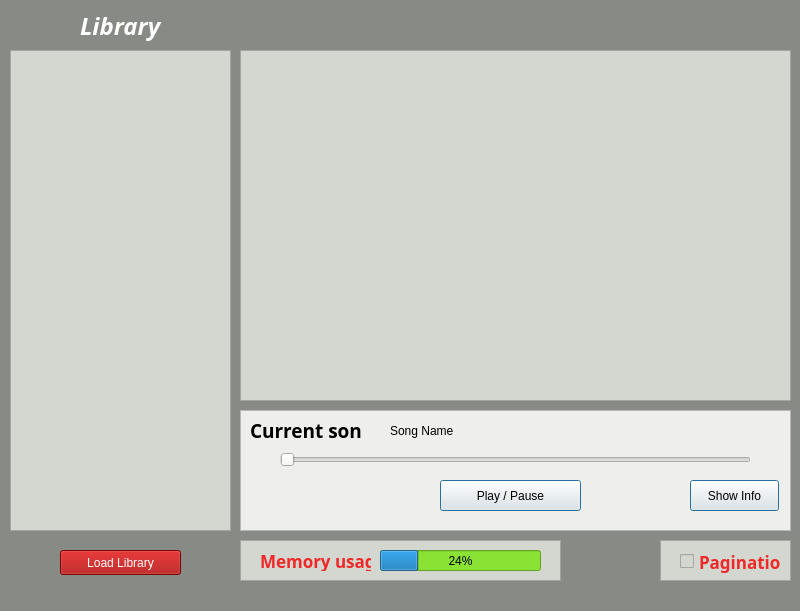
mjcarranza/Odissey-Radio, file odisseyradioplayer.ui: the form before one commit.
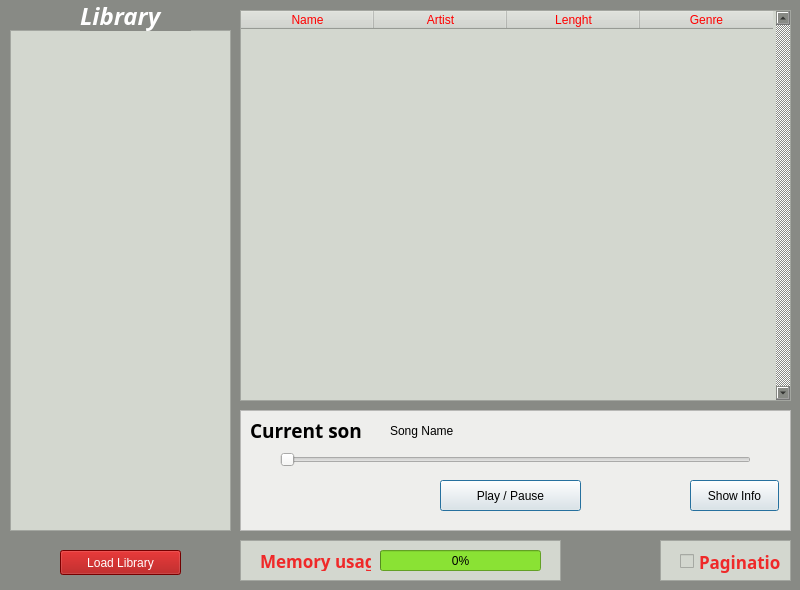
The form after the commit.

```diff
--- a/odisseyradioplayer.ui
+++ b/odisseyradioplayer.ui
@@ -7,7 +7,7 @@
     <x>0</x>
     <y>0</y>
     <width>800</width>
-    <height>611</height>
+    <height>590</height>
    </rect>
   </property>
   <property name="windowTitle">
@@ -21,14 +21,17 @@
     <property name="geometry">
      <rect>
       <x>10</x>
-      <y>50</y>
+      <y>30</y>
       <width>221</width>
-      <height>481</height>
+      <height>501</height>
      </rect>
     </property>
     <property name="styleSheet">
      <string notr="true">background-color: rgb(211, 215, 207);</string>
     </property>
+    <property name="frameShape">
+     <enum>QFrame::StyledPanel</enum>
+    </property>
     <property name="widgetResizable">
      <bool>true</bool>
     </property>
@@ -38,7 +41,7 @@
        <x>0</x>
        <y>0</y>
        <width>219</width>
-       <height>479</height>
+       <height>499</height>
       </rect>
      </property>
     </widget>
@@ -47,7 +50,7 @@
     <property name="geometry">
      <rect>
       <x>80</x>
-      <y>10</y>
+      <y>0</y>
       <width>111</width>
       <height>31</height>
      </rect>
@@ -88,32 +91,6 @@
      <string>Load Library</string>
     </property>
    </widget>
-   <widget class="QScrollArea" name="MusicScrollArea">
-    <property name="geometry">
-     <rect>
-      <x>240</x>
-      <y>50</y>
-      <width>551</width>
-      <height>351</height>
-     </rect>
-    </property>
-    <property name="styleSheet">
-     <string notr="true">background-color: rgb(211, 215, 207);</string>
-    </property>
-    <property name="widgetResizable">
-     <bool>true</bool>
-    </property>
-    <widget class="QWidget" name="scrollAreaWidgetContents_2">
-     <property name="geometry">
-      <rect>
-       <x>0</x>
-       <y>0</y>
-       <width>549</width>
-       <height>349</height>
-      </rect>
-     </property>
-    </widget>
-   </widget>
    <widget class="QFrame" name="ControlFrame">
     <property name="geometry">
      <rect>
@@ -291,7 +268,7 @@
       <string notr="true">background-color: rgb(138, 226, 52);</string>
      </property>
      <property name="value">
-      <number>24</number>
+      <number>0</number>
      </property>
     </widget>
    </widget>
@@ -341,8 +318,98 @@
      </property>
     </widget>
    </widget>
+   <widget class="QTableWidget" name="SongTable">
+    <property name="enabled">
+     <bool>true</bool>
+    </property>
+    <property name="geometry">
+     <rect>
+      <x>240</x>
+      <y>10</y>
+      <width>551</width>
+      <height>391</height>
+     </rect>
+    </property>
+    <property name="cursor" stdset="0">
+     <cursorShape>PointingHandCursor</cursorShape>
+    </property>
+    <property name="styleSheet">
+     <string notr="true">background-color: rgb(211, 215, 207);
+color: rgb(255, 0, 0);</string>
+    </property>
+    <property name="verticalScrollBarPolicy">
+     <enum>Qt::ScrollBarAlwaysOn</enum>
+    </property>
+    <property name="editTriggers">
+     <set>QAbstractItemView::NoEditTriggers</set>
+    </property>
+    <property name="alternatingRowColors">
+     <bool>true</bool>
+    </property>
+    <property name="showGrid">
+     <bool>false</bool>
+    </property>
+    <property name="gridStyle">
+     <enum>Qt::SolidLine</enum>
+    </property>
+    <property name="sortingEnabled">
+     <bool>true</bool>
+    </property>
+    <property name="wordWrap">
+     <bool>true</bool>
+    </property>
+    <property name="cornerButtonEnabled">
+     <bool>true</bool>
+    </property>
+    <property name="rowCount">
+     <number>0</number>
+    </property>
+    <property name="columnCount">
+     <number>4</number>
+    </property>
+    <attribute name="horizontalHeaderVisible">
+     <bool>true</bool>
+    </attribute>
+    <attribute name="horizontalHeaderCascadingSectionResizes">
+     <bool>false</bool>
+    </attribute>
+    <attribute name="horizontalHeaderDefaultSectionSize">
+     <number>133</number>
+    </attribute>
+    <attribute name="horizontalHeaderHighlightSections">
+     <bool>true</bool>
+    </attribute>
+    <attribute name="horizontalHeaderShowSortIndicator" stdset="0">
+     <bool>true</bool>
+    </attribute>
+    <attribute name="horizontalHeaderStretchLastSection">
+     <bool>false</bool>
+    </attribute>
+    <attribute name="verticalHeaderVisible">
+     <bool>false</bool>
+    </attribute>
+    <column>
+     <property name="text">
+      <string>Name</string>
+     </property>
+    </column>
+    <column>
+     <property name="text">
+      <string>Artist</string>
+     </property>
+    </column>
+    <column>
+     <property name="text">
+      <string>Lenght</string>
+     </property>
+    </column>
+    <column>
+     <property name="text">
+      <string>Genre</string>
+     </property>
+    </column>
+   </widget>
   </widget>
-  <widget class="QStatusBar" name="statusbar"/>
  </widget>
  <resources/>
  <connections/>
```
Left out of the diff: 18 changed lines with no effect on the pictures.
